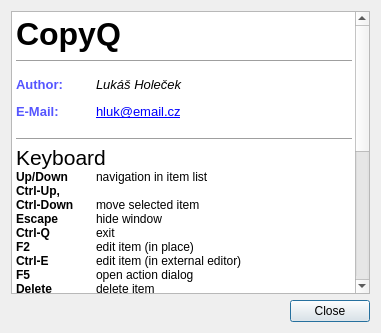
First picture: the form in src/aboutdialog.ui, repository hluk/CopyQ, before the edit.
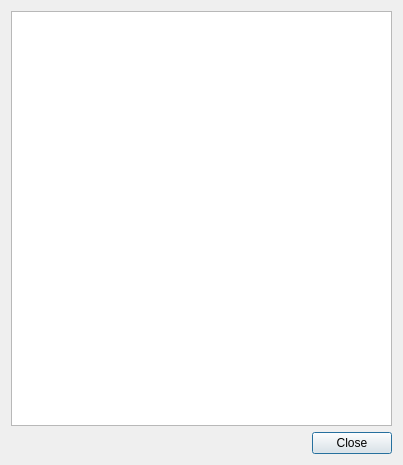
Second picture: the form after the edit.

Commit message: about and keyboard help (F1 key) simplified

What changed in the file:
```diff
--- a/src/aboutdialog.ui
+++ b/src/aboutdialog.ui
@@ -9,8 +9,8 @@
    <rect>
     <x>0</x>
     <y>0</y>
-    <width>381</width>
-    <height>333</height>
+    <width>403</width>
+    <height>465</height>
    </rect>
   </property>
   <property name="sizePolicy">
@@ -46,40 +46,15 @@
 &lt;html&gt;&lt;head&gt;&lt;meta name=&quot;qrichtext&quot; content=&quot;1&quot; /&gt;&lt;style type=&quot;text/css&quot;&gt;
 p, li { white-space: pre-wrap; }
 &lt;/style&gt;&lt;/head&gt;&lt;body style=&quot; font-family:'Sans Serif'; font-size:9pt; font-weight:400; font-style:normal;&quot;&gt;
-&lt;p style=&quot; margin-top:24px; margin-bottom:0px; margin-left:0px; margin-right:0px; -qt-block-indent:0; text-indent:0px;&quot;&gt;&lt;span style=&quot; font-size:24pt; font-weight:600;&quot;&gt;CopyQ&lt;/span&gt;&lt;/p&gt;
-&lt;hr /&gt;
-&lt;p style=&quot; margin-top:10px; margin-bottom:12px; margin-left:0px; margin-right:0px; -qt-block-indent:0; text-indent:0px;&quot;&gt;&lt;span style=&quot; font-size:10pt; font-weight:600; color:#5555ff;&quot;&gt;Author:&lt;/span&gt;&lt;span style=&quot; font-size:10pt; font-weight:600; color:#55557f;&quot;&gt;	&lt;/span&gt;&lt;span style=&quot; font-size:10pt; font-style:italic;&quot;&gt;Lukáš Holeček&lt;/span&gt;&lt;/p&gt;
-&lt;p style=&quot; margin-top:10px; margin-bottom:12px; margin-left:0px; margin-right:0px; -qt-block-indent:0; text-indent:0px;&quot;&gt;&lt;span style=&quot; font-size:10pt; font-weight:600; color:#5555ff;&quot;&gt;E-Mail:&lt;/span&gt;&lt;span style=&quot; font-size:10pt; font-weight:600; color:#55557f;&quot;&gt;	&lt;/span&gt;&lt;a href=&quot;mailto:hluk@email.cz&quot;&gt;&lt;span style=&quot; font-size:10pt; text-decoration: underline; color:#0000ff;&quot;&gt;hluk@email.cz&lt;/span&gt;&lt;/a&gt;&lt;/p&gt;
-&lt;hr /&gt;
-&lt;p style=&quot; margin-top:0px; margin-bottom:0px; margin-left:0px; margin-right:0px; -qt-block-indent:0; text-indent:0px;&quot;&gt;&lt;span style=&quot; font-size:16pt;&quot;&gt;Keyboard&lt;/span&gt;&lt;/p&gt;
-&lt;p style=&quot; margin-top:0px; margin-bottom:0px; margin-left:0px; margin-right:0px; -qt-block-indent:0; text-indent:0px;&quot;&gt;&lt;span style=&quot; font-weight:600;&quot;&gt;Up/Down	&lt;/span&gt;navigation in item list&lt;/p&gt;
-&lt;p style=&quot; margin-top:0px; margin-bottom:0px; margin-left:0px; margin-right:0px; -qt-block-indent:0; text-indent:0px;&quot;&gt;&lt;span style=&quot; font-weight:600;&quot;&gt;Ctrl-Up,&lt;/span&gt;&lt;/p&gt;
-&lt;p style=&quot; margin-top:0px; margin-bottom:0px; margin-left:0px; margin-right:0px; -qt-block-indent:0; text-indent:0px;&quot;&gt;&lt;span style=&quot; font-weight:600;&quot;&gt;Ctrl-Down	&lt;/span&gt;move selected item&lt;/p&gt;
-&lt;p style=&quot; margin-top:0px; margin-bottom:0px; margin-left:0px; margin-right:0px; -qt-block-indent:0; text-indent:0px;&quot;&gt;&lt;span style=&quot; font-weight:600;&quot;&gt;Escape	&lt;/span&gt;hide window&lt;/p&gt;
-&lt;p style=&quot; margin-top:0px; margin-bottom:0px; margin-left:0px; margin-right:0px; -qt-block-indent:0; text-indent:0px;&quot;&gt;&lt;span style=&quot; font-weight:600;&quot;&gt;Ctrl-Q	&lt;/span&gt;exit&lt;/p&gt;
-&lt;p style=&quot; margin-top:0px; margin-bottom:0px; margin-left:0px; margin-right:0px; -qt-block-indent:0; text-indent:0px;&quot;&gt;&lt;span style=&quot; font-weight:600;&quot;&gt;F2	&lt;/span&gt;edit item (in place)&lt;/p&gt;
-&lt;p style=&quot; margin-top:0px; margin-bottom:0px; margin-left:0px; margin-right:0px; -qt-block-indent:0; text-indent:0px;&quot;&gt;&lt;span style=&quot; font-weight:600;&quot;&gt;Ctrl-E	&lt;/span&gt;edit item (in external editor)&lt;/p&gt;
-&lt;p style=&quot; margin-top:0px; margin-bottom:0px; margin-left:0px; margin-right:0px; -qt-block-indent:0; text-indent:0px;&quot;&gt;&lt;span style=&quot; font-weight:600;&quot;&gt;F5	&lt;/span&gt;open action dialog&lt;/p&gt;
-&lt;p style=&quot; margin-top:0px; margin-bottom:0px; margin-left:0px; margin-right:0px; -qt-block-indent:0; text-indent:0px;&quot;&gt;&lt;span style=&quot; font-weight:600;&quot;&gt;Delete	&lt;/span&gt;delete item&lt;/p&gt;
-&lt;p style=&quot; margin-top:0px; margin-bottom:0px; margin-left:0px; margin-right:0px; -qt-block-indent:0; text-indent:0px;&quot;&gt;&lt;span style=&quot; font-weight:600;&quot;&gt;Enter	&lt;/span&gt;put item into clipboard&lt;/p&gt;
+&lt;table border=&quot;0&quot; style=&quot;-qt-table-type: root; margin-top:4px; margin-bottom:4px; margin-left:4px; margin-right:4px;&quot;&gt;
+&lt;tr&gt;
+&lt;td style=&quot;border: none;&quot;&gt;
 &lt;p style=&quot;-qt-paragraph-type:empty; margin-top:0px; margin-bottom:0px; margin-left:0px; margin-right:0px; -qt-block-indent:0; text-indent:0px;&quot;&gt;&lt;/p&gt;
-&lt;hr /&gt;
-&lt;p style=&quot; margin-top:0px; margin-bottom:0px; margin-left:0px; margin-right:0px; -qt-block-indent:0; text-indent:0px;&quot;&gt;&lt;span style=&quot; font-size:16pt;&quot;&gt;Command Line&lt;/span&gt;&lt;/p&gt;
-&lt;p style=&quot; margin-top:0px; margin-bottom:0px; margin-left:0px; margin-right:0px; -qt-block-indent:0; text-indent:0px;&quot;&gt;&lt;span style=&quot; font-weight:600;&quot;&gt;toggle&lt;/span&gt;	show/hide main window&lt;/p&gt;
-&lt;p style=&quot; margin-top:0px; margin-bottom:0px; margin-left:0px; margin-right:0px; -qt-block-indent:0; text-indent:0px;&quot;&gt;&lt;span style=&quot; font-weight:600;&quot;&gt;select [row=0]&lt;/span&gt;&lt;/p&gt;
-&lt;p style=&quot; margin-top:0px; margin-bottom:0px; margin-left:0px; margin-right:0px; -qt-block-indent:0; text-indent:0px;&quot;&gt;	move item in the row to the clipboard&lt;/p&gt;
-&lt;p style=&quot; margin-top:0px; margin-bottom:0px; margin-left:0px; margin-right:0px; -qt-block-indent:0; text-indent:0px;&quot;&gt;&lt;span style=&quot; font-weight:600;&quot;&gt;action	&lt;/span&gt;show action dialog&lt;/p&gt;
-&lt;p style=&quot; margin-top:0px; margin-bottom:0px; margin-left:0px; margin-right:0px; -qt-block-indent:0; text-indent:0px;&quot;&gt;&lt;span style=&quot; font-weight:600;&quot;&gt;action [row=0] &amp;quot;command&amp;quot; [separator=\n]&lt;/span&gt;&lt;/p&gt;
-&lt;p style=&quot; margin-top:0px; margin-bottom:0px; margin-left:0px; margin-right:0px; -qt-block-indent:0; text-indent:0px;&quot;&gt;	apply command on item text in the row&lt;/p&gt;
-&lt;p style=&quot; margin-top:0px; margin-bottom:0px; margin-left:0px; margin-right:0px; -qt-block-indent:0; text-indent:0px;&quot;&gt;&lt;span style=&quot; font-weight:600;&quot;&gt;add text&lt;/span&gt;	add text into clipboard &lt;/p&gt;
-&lt;p style=&quot; margin-top:0px; margin-bottom:0px; margin-left:0px; margin-right:0px; -qt-block-indent:0; text-indent:0px;&quot;&gt;&lt;span style=&quot; font-weight:600;&quot;&gt;get	&lt;/span&gt;print clipboard contents&lt;/p&gt;
-&lt;p style=&quot; margin-top:0px; margin-bottom:0px; margin-left:0px; margin-right:0px; -qt-block-indent:0; text-indent:0px;&quot;&gt;&lt;span style=&quot; font-weight:600;&quot;&gt;edit	&lt;/span&gt;edit clipboard item&lt;/p&gt;
-&lt;p style=&quot; margin-top:0px; margin-bottom:0px; margin-left:0px; margin-right:0px; -qt-block-indent:0; text-indent:0px;&quot;&gt;&lt;span style=&quot; font-weight:600;&quot;&gt;new	&lt;/span&gt;create and edit new item&lt;/p&gt;
-&lt;p style=&quot; margin-top:0px; margin-bottom:0px; margin-left:0px; margin-right:0px; -qt-block-indent:0; text-indent:0px;&quot;&gt;&lt;span style=&quot; font-weight:600;&quot;&gt;menu	&lt;/span&gt;open context menu&lt;/p&gt;
-&lt;p style=&quot; margin-top:0px; margin-bottom:0px; margin-left:0px; margin-right:0px; -qt-block-indent:0; text-indent:0px;&quot;&gt;&lt;span style=&quot; font-weight:600;&quot;&gt;show [title] [row=0]&lt;/span&gt;&lt;/p&gt;
-&lt;p style=&quot; margin-top:0px; margin-bottom:0px; margin-left:0px; margin-right:0px; -qt-block-indent:0; text-indent:0px;&quot;&gt;                    show popup message with text of item in the row&lt;/p&gt;
 &lt;p style=&quot;-qt-paragraph-type:empty; margin-top:0px; margin-bottom:0px; margin-left:0px; margin-right:0px; -qt-block-indent:0; text-indent:0px;&quot;&gt;&lt;/p&gt;
-&lt;p style=&quot;-qt-paragraph-type:empty; margin-top:0px; margin-bottom:0px; margin-left:0px; margin-right:0px; -qt-block-indent:0; text-indent:0px;&quot;&gt;&lt;/p&gt;&lt;/body&gt;&lt;/html&gt;</string>
+&lt;p style=&quot;-qt-paragraph-type:empty; margin-top:0px; margin-bottom:0px; margin-left:0px; margin-right:0px; -qt-block-indent:0; text-indent:0px;&quot;&gt;&lt;/p&gt;&lt;/td&gt;&lt;/tr&gt;&lt;/table&gt;&lt;/body&gt;&lt;/html&gt;</string>
+     </property>
+     <property name="textInteractionFlags">
+      <set>Qt::TextBrowserInteraction</set>
      </property>
     </widget>
    </item>
```
The commit also changes 8 other files.
